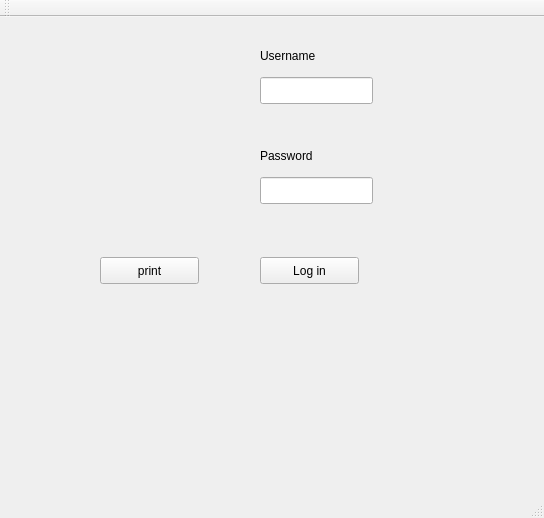
The window that test1/mainwindow.ui (alphy88/Brainiacs) describes before a commit, drawn with Qt 5.
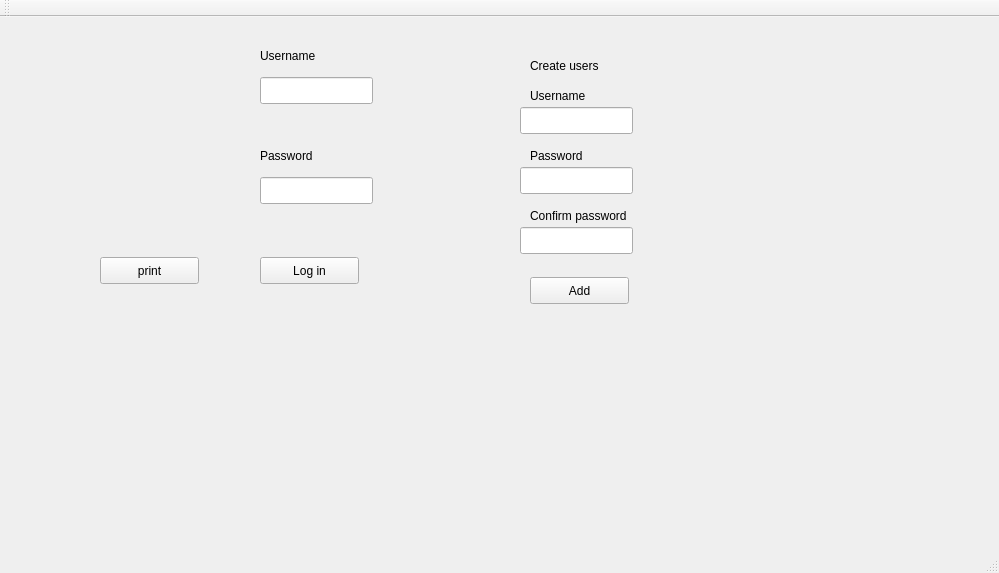
The same window after the commit.

Commit message: create user widget

What changed in the file:
```diff
--- a/test1/mainwindow.ui
+++ b/test1/mainwindow.ui
@@ -6,8 +6,8 @@
    <rect>
     <x>0</x>
     <y>0</y>
-    <width>544</width>
-    <height>518</height>
+    <width>999</width>
+    <height>573</height>
    </rect>
   </property>
   <property name="windowTitle">
@@ -99,6 +99,130 @@
      </property>
     </widget>
    </widget>
+   <widget class="QWidget" name="Createwidget" native="true">
+    <property name="enabled">
+     <bool>true</bool>
+    </property>
+    <property name="geometry">
+     <rect>
+      <x>490</x>
+      <y>30</y>
+      <width>391</width>
+      <height>361</height>
+     </rect>
+    </property>
+    <widget class="QPushButton" name="Add">
+     <property name="geometry">
+      <rect>
+       <x>40</x>
+       <y>230</y>
+       <width>99</width>
+       <height>27</height>
+      </rect>
+     </property>
+     <property name="text">
+      <string>Add</string>
+     </property>
+    </widget>
+    <widget class="QLabel" name="label_3">
+     <property name="geometry">
+      <rect>
+       <x>40</x>
+       <y>40</y>
+       <width>81</width>
+       <height>17</height>
+      </rect>
+     </property>
+     <property name="text">
+      <string>Username</string>
+     </property>
+    </widget>
+    <widget class="QLabel" name="label_4">
+     <property name="geometry">
+      <rect>
+       <x>40</x>
+       <y>10</y>
+       <width>201</width>
+       <height>17</height>
+      </rect>
+     </property>
+     <property name="text">
+      <string>Create users</string>
+     </property>
+    </widget>
+    <widget class="QLineEdit" name="nuser">
+     <property name="geometry">
+      <rect>
+       <x>30</x>
+       <y>60</y>
+       <width>113</width>
+       <height>27</height>
+      </rect>
+     </property>
+    </widget>
+    <widget class="QLabel" name="label_5">
+     <property name="geometry">
+      <rect>
+       <x>40</x>
+       <y>100</y>
+       <width>67</width>
+       <height>17</height>
+      </rect>
+     </property>
+     <property name="text">
+      <string>Password</string>
+     </property>
+    </widget>
+    <widget class="QLabel" name="label_6">
+     <property name="geometry">
+      <rect>
+       <x>40</x>
+       <y>160</y>
+       <width>131</width>
+       <height>17</height>
+      </rect>
+     </property>
+     <property name="text">
+      <string>Confirm password</string>
+     </property>
+    </widget>
+    <widget class="QLineEdit" name="npass">
+     <property name="geometry">
+      <rect>
+       <x>30</x>
+       <y>120</y>
+       <width>113</width>
+       <height>27</height>
+      </rect>
+     </property>
+     <property name="text">
+      <string/>
+     </property>
+    </widget>
+    <widget class="QLineEdit" name="ncpass">
+     <property name="geometry">
+      <rect>
+       <x>30</x>
+       <y>180</y>
+       <width>113</width>
+       <height>27</height>
+      </rect>
+     </property>
+    </widget>
+    <widget class="QLabel" name="error">
+     <property name="geometry">
+      <rect>
+       <x>50</x>
+       <y>270</y>
+       <width>311</width>
+       <height>41</height>
+      </rect>
+     </property>
+     <property name="text">
+      <string/>
+     </property>
+    </widget>
+   </widget>
   </widget>
   <widget class="QMenuBar" name="menuBar">
    <property name="geometry">
```
Left out of the diff: 2 changed lines with no effect on the pictures. The commit also changes 14 other files.
